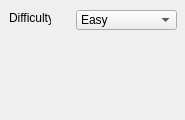
Qt form settings.ui (chillyistkult/Reversi) before a commit.
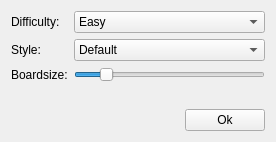
The same form after that commit.

Commit message: Improved settings dialog and added plain highscore menue

Patch:
```diff
--- a/settings.ui
+++ b/settings.ui
@@ -6,22 +6,28 @@
    <rect>
     <x>0</x>
     <y>0</y>
-    <width>185</width>
-    <height>120</height>
+    <width>276</width>
+    <height>142</height>
    </rect>
   </property>
   <property name="windowTitle">
    <string>Settings</string>
   </property>
+  <layout class="QVBoxLayout" name="verticalLayout">
+   <item>
+    <layout class="QFormLayout" name="formLayout">
+     <property name="fieldGrowthPolicy">
+      <enum>QFormLayout::AllNonFixedFieldsGrow</enum>
+     </property>
+     <item row="0" column="0">
+      <widget class="QLabel" name="label_2">
+       <property name="text">
+        <string>Difficulty:</string>
+       </property>
+      </widget>
+     </item>
+     <item row="0" column="1">
   <widget class="QComboBox" name="difficultyBox">
-   <property name="geometry">
-    <rect>
-     <x>76</x>
-     <y>10</y>
-     <width>101</width>
-     <height>20</height>
-    </rect>
-   </property>
    <item>
     <property name="text">
      <string>Easy</string>
@@ -38,19 +44,85 @@
     </property>
    </item>
   </widget>
-  <widget class="QLabel" name="label_2">
-   <property name="geometry">
-    <rect>
-     <x>9</x>
-     <y>10</y>
-     <width>42</width>
-     <height>16</height>
-    </rect>
-   </property>
+     </item>
+     <item row="2" column="0">
+      <widget class="QLabel" name="label">
+       <property name="text">
+        <string>Boardsize:</string>
+       </property>
+      </widget>
+     </item>
+     <item row="1" column="1">
+      <widget class="QComboBox" name="styleBox">
+       <item>
    <property name="text">
-    <string>Difficulty</string>
-   </property>
-  </widget>
+         <string>Default</string>
+        </property>
+       </item>
+       <item>
+        <property name="text">
+         <string>Special</string>
+        </property>
+       </item>
+       <item>
+        <property name="text">
+         <string>Theme</string>
+        </property>
+       </item>
+      </widget>
+     </item>
+     <item row="1" column="0">
+      <widget class="QLabel" name="label_3">
+       <property name="text">
+        <string>Style:</string>
+       </property>
+      </widget>
+     </item>
+     <item row="2" column="1">
+      <widget class="QSlider" name="boardsizeSlider">
+       <property name="minimum">
+        <number>6</number>
+       </property>
+       <property name="maximum">
+        <number>20</number>
+       </property>
+       <property name="value">
+        <number>8</number>
+       </property>
+       <property name="orientation">
+        <enum>Qt::Horizontal</enum>
+       </property>
+      </widget>
+     </item>
+    </layout>
+   </item>
+   <item>
+    <layout class="QHBoxLayout" name="horizontalLayout">
+     <item>
+      <spacer name="horizontalSpacer">
+       <property name="orientation">
+        <enum>Qt::Horizontal</enum>
+       </property>
+       <property name="sizeHint" stdset="0">
+        <size>
+         <width>40</width>
+         <height>20</height>
+        </size>
+       </property>
+      </spacer>
+     </item>
+     <item>
+      <widget class="QPushButton" name="pushButton">
+       <property name="text">
+        <string>Ok</string>
+       </property>
+      </widget>
+     </item>
+    </layout>
+   </item>
+  </layout>
+  <zorder></zorder>
+  <zorder></zorder>
  </widget>
  <resources/>
  <connections/>
```
Lines whose indentation alone changed are shown as unchanged. The commit also changes 3 other files.
